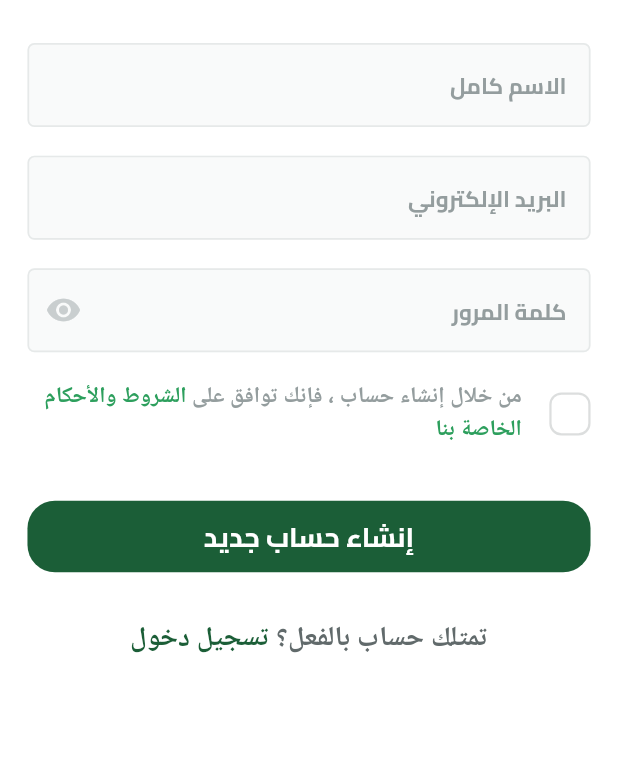
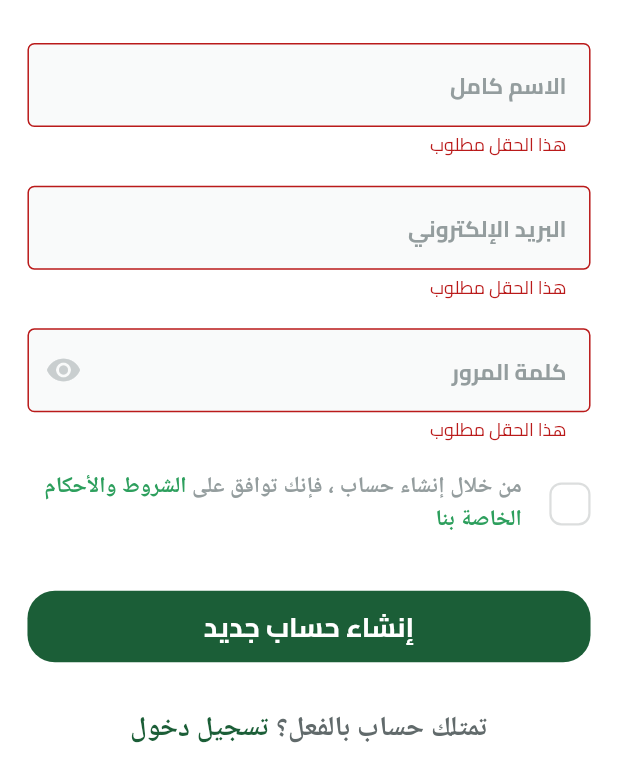
Before and after one commit to MhammadAli/Fakahany, a Flutter app: the SignupViewBody widget shown alone on an empty page, opened directly, after a tap on "إنشاء حساب جديد", on a phone screen of 412 x 824 dp. Shown: the top 782 px of the screen. Run offline on Flutter 3.47's test engine with Material 3 defaults, Android fonts, the phone set to English and light mode, and no system bars; our stand-ins replace bloc, dartz, dots_indicator, firebase_auth, firebase_core, flutter_bloc and 5 more; accounts and stored records are empty.

Commit message:
Trigger signup cubit and make the messages or errors in Arabic.

```diff
--- a/lib/core/services/get_it_service.dart
+++ b/lib/core/services/get_it_service.dart
@@ -6,7 +6,7 @@ import '../../features/auth/data/repos/auth_repo_impl.dart';
 
 final getIt = GetIt.instance;
 
-void setup() {
+void setupGetIt() {
   getIt.registerSingleton<FirebaseAuthService>(FirebaseAuthService());
   getIt.registerSingleton<AuthRepo>(AuthRepoImpl(
     firebaseAuthService: getIt<FirebaseAuthService>(),
--- a/lib/core/widgets/custom_text_field.dart
+++ b/lib/core/widgets/custom_text_field.dart
@@ -8,15 +8,25 @@ class CustomTextFormField extends StatelessWidget {
     this.suffixIcon,
     required this.hintText,
     required this.textInputType,
+    this.onSaved,
   });
 
   final String hintText;
   final TextInputType textInputType;
   final Widget? suffixIcon;
 
+  final void Function(String?)? onSaved;
+
   @override
   Widget build(BuildContext context) {
     return TextFormField(
+      onSaved: onSaved,
+      validator: (value) {
+        if (value == null || value.isEmpty) {
+          return 'هذا الحقل مطلوب';
+        }
+        return null;
+      },
       keyboardType: textInputType,
       decoration: InputDecoration(
         suffixIcon: suffixIcon,
--- a/lib/features/auth/data/repos/auth_repo_impl.dart
+++ b/lib/features/auth/data/repos/auth_repo_impl.dart
@@ -35,7 +35,7 @@ class AuthRepoImpl extends AuthRepo {
     } catch (e) {
       return left(
         ServerFailure(
-          'An Error occurred. Please try again later.',
+          'لقد حدث خطأ ما. الرجاء المحاولة مرة أخرى',
         ),
       );
     }
--- a/lib/features/auth/presentation/views/widgets/signup_view_body.dart
+++ b/lib/features/auth/presentation/views/widgets/signup_view_body.dart
@@ -1,37 +1,62 @@
 import 'package:fakahany/constants.dart';
 import 'package:fakahany/core/widgets/custom_button.dart';
 import 'package:fakahany/core/widgets/custom_text_field.dart';
+import 'package:fakahany/features/auth/presentation/signup_cubits/signup_cubit.dart';
 import 'package:fakahany/features/auth/presentation/views/widgets/terms_and_conditions.dart';
 import 'package:flutter/material.dart';
+import 'package:flutter_bloc/flutter_bloc.dart';
 import 'package:flutter_screenutil/flutter_screenutil.dart';
 
 import 'have_an_account_widget.dart';
 
-class SignupViewBody extends StatelessWidget {
+class SignupViewBody extends StatefulWidget {
   const SignupViewBody({super.key});
+
+  @override
+  State<SignupViewBody> createState() => _SignupViewBodyState();
+}
+
+class _SignupViewBodyState extends State<SignupViewBody> {
+  final GlobalKey<FormState> formKey = GlobalKey<FormState>();
+
+  late String userName, email, password;
+  AutovalidateMode autoValidateMode = AutovalidateMode.disabled;
 
   @override
   Widget build(BuildContext context) {
     return SingleChildScrollView(
       child: Padding(
         padding: EdgeInsets.symmetric(horizontal: kHorizontalPadding),
+        child: Form(
+          key: formKey,
+          autovalidateMode: autoValidateMode,
           child: Column(
             children: [
               SizedBox(
                 height: 24.h,
               ),
               CustomTextFormField(
-                hintText: 'الاسم كامل', textInputType: TextInputType.name),
+                  onSaved: (value) {
+                    userName = value!;
+                  },
+                  hintText: 'الاسم كامل',
+                  textInputType: TextInputType.name),
               SizedBox(
                 height: 16.h,
               ),
               CustomTextFormField(
+                  onSaved: (value) {
+                    email = value!;
+                  },
                   hintText: 'البريد الإلكتروني',
                   textInputType: TextInputType.emailAddress),
               SizedBox(
                 height: 16.h,
               ),
               CustomTextFormField(
+                onSaved: (value) {
+                  password = value!;
+                },
                 hintText: 'كلمة المرور',
                 textInputType: TextInputType.visiblePassword,
                 suffixIcon: Icon(
@@ -46,13 +71,30 @@ class SignupViewBody extends StatelessWidget {
               SizedBox(
                 height: 30.h,
               ),
-            CustomButton(onPressed: (){}, text: 'إنشاء حساب جديد'),
+              CustomButton(
+                  onPressed: () {
+                    if (formKey.currentState!.validate()) {
+                      formKey.currentState!.save();
+                      context
+                          .read<SignupCubit>()
+                          .createUserWithEmailAndPassword(
+                            email,
+                            password,
+                            userName,
+                          );
+                    } else {
+                      setState(() {
+                        autoValidateMode = AutovalidateMode.always;
+                      });
+                    }
+                  },
+                  text: 'إنشاء حساب جديد'),
               SizedBox(
                 height: 26.h,
               ),
               HaveAnAccountWidget(),
-
             ],
+          ),
         ),
       ),
     );
--- a/pubspec.yaml
+++ b/pubspec.yaml
@@ -10,6 +10,7 @@ environment:
   sdk: ^3.5.4
 
 dependencies:
+  modal_progress_hud_nsn: ^0.5.1
   get_it: ^8.0.2
   flutter_bloc: ^8.1.6
   bloc: ^8.1.4
```
Also changed, not shown: lib/core/services/firebase_auth_service.dart (+6 -5 lines), lib/features/auth/presentation/views/widgets/signup_view_body_bloc_consumer.dart (+16 -2 lines), lib/main.dart (+7 -4 lines), pubspec.lock. Lines whose indentation alone changed are shown as unchanged.
